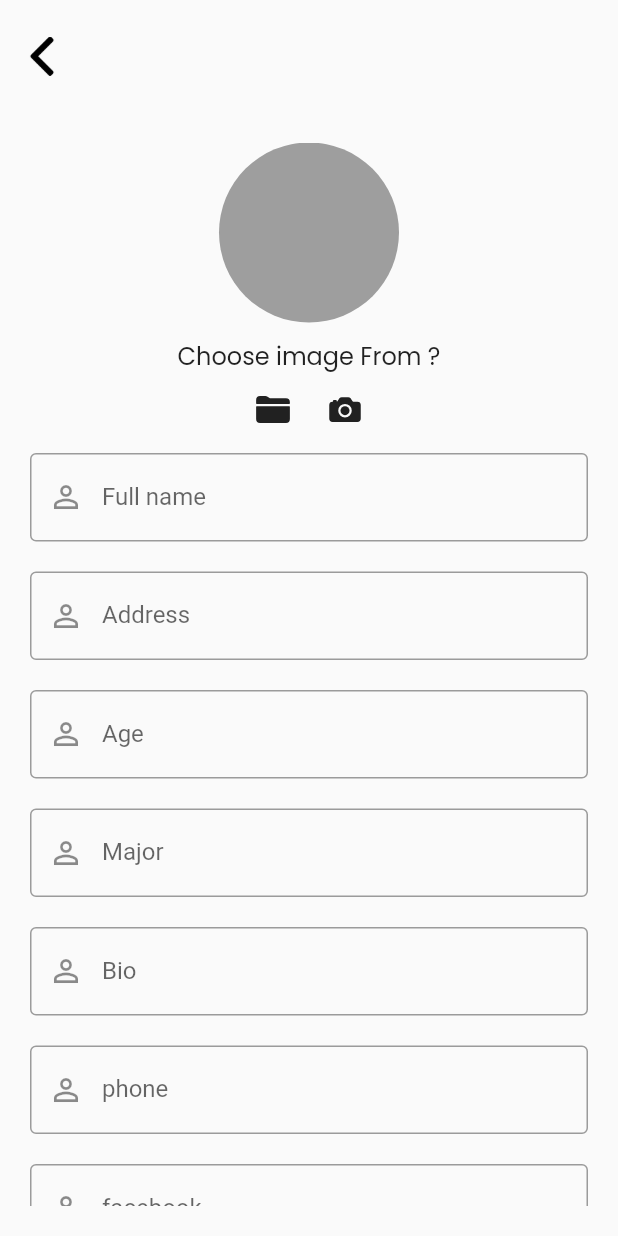
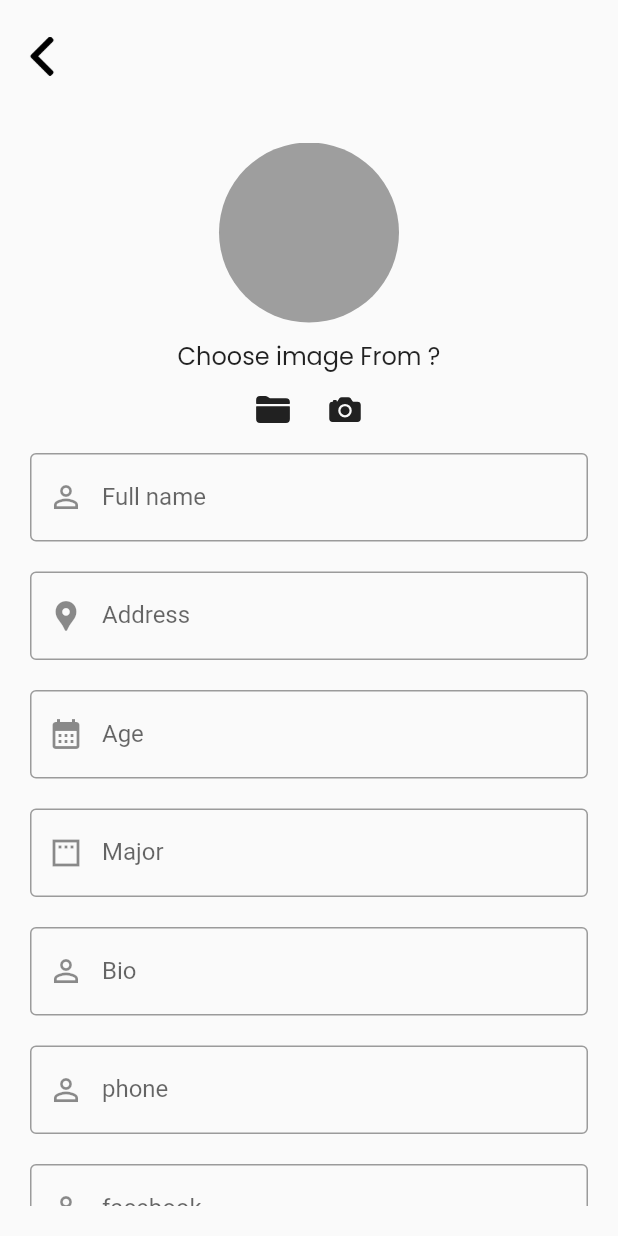
Before and after one commit to moh7dali/Jobology, a Flutter app: the personalInfo screen opened directly, after a tap on the "edit" icon, on a phone screen of 412 x 824 dp. Run offline on Flutter 3.47's test engine with Material 2 defaults, Android fonts, the phone set to English and light mode, and no system bars; our stand-ins replace cloud_firestore, firebase_auth, firebase_core, firebase_storage, flutter_speed_dial, font_awesome_flutter and 8 more; accounts and stored records are empty; network calls fail.

Commit message:
raghad update

```diff
--- a/lib/Screens/Users/peronalPage/editProfile.dart
+++ b/lib/Screens/Users/peronalPage/editProfile.dart
@@ -130,7 +130,7 @@ class _editProfileState extends State<editProfile> {
                   backgroundColor: Colors.grey,
                   backgroundImage:
                       pickedimg == null ? null : FileImage(pickedimg!)),
-              SizedBox(
+              const SizedBox(
                 height: 10,
               ),
               Column(
@@ -144,11 +144,11 @@ class _editProfileState extends State<editProfile> {
                     children: [
                       IconButton(
                         onPressed: () => funimg(ImageSource.gallery),
-                        icon: Icon(Ionicons.folder),
+                        icon: const Icon(Ionicons.folder),
                       ),
                       IconButton(
                         onPressed: () => funimg(ImageSource.camera),
-                        icon: Icon(
+                        icon: const Icon(
                           Ionicons.camera,
                         ),
                       ),
@@ -156,7 +156,7 @@ class _editProfileState extends State<editProfile> {
                   ),
                 ],
               ),
-              SizedBox(
+              const SizedBox(
                 height: 5,
               ),
               TextFormField(
@@ -172,7 +172,7 @@ class _editProfileState extends State<editProfile> {
               ),
               TextFormField(
                 decoration: const InputDecoration(
-                    prefixIcon: Icon(Icons.person_outline_outlined),
+                    prefixIcon: Icon(Icons.location_pin),
                     labelText: 'Address',
                     hintText: 'Enter your address',
                     border: OutlineInputBorder()),
@@ -183,7 +183,7 @@ class _editProfileState extends State<editProfile> {
               ),
               TextFormField(
                 decoration: const InputDecoration(
-                    prefixIcon: Icon(Icons.person_outline_outlined),
+                    prefixIcon: Icon(Icons.calendar_month),
                     labelText: 'Age',
                     hintText: 'Enter your age',
                     border: OutlineInputBorder()),
@@ -194,7 +194,7 @@ class _editProfileState extends State<editProfile> {
               ),
               TextFormField(
                 decoration: const InputDecoration(
-                    prefixIcon: Icon(Icons.person_outline_outlined),
+                    prefixIcon: Icon(Icons.padding),
                     labelText: 'Major',
                     hintText: 'Enter your major',
                     border: OutlineInputBorder()),
--- a/lib/Screens/Users/peronalPage/personalpage.dart
+++ b/lib/Screens/Users/peronalPage/personalpage.dart
@@ -200,16 +200,30 @@ class _personalInfoState extends State<personalInfo> {
                   ),
                 ),
               ),
-              Row(
-                children: [
-                  for (int i = 0; i < Skills.length; i++)
-                    Container(
-                      child: Text(Skills[i].toString()),
-                    ),
-                ],
-              ),
-              const Divider(
-                height: 40,
+              Padding(
+                padding: const EdgeInsets.all(8.0),
+                child: SingleChildScrollView(
+                  scrollDirection: Axis.horizontal,
+                  child: Row(
+                    children: [
+                      for (int i = 0; i < Skills.length; i++,)
+                        Container(
+                          margin: const EdgeInsets.all(10),
+                          padding: const EdgeInsets.all(8),
+                          decoration: BoxDecoration(
+                            borderRadius: BorderRadius.circular(20),
+                            color: containerBackgroun,
+                          ),
+                          child: Text(
+                            Skills[i].toString(),
+                            style: const TextStyle(
+                              fontSize: subTitleSize,
+                            ),
+                          ),
+                        ),
+                    ],
+                  ),
+                ),
               ),
               Container(
                 width: double.infinity,
@@ -234,16 +248,13 @@ class _personalInfoState extends State<personalInfo> {
                 ),
               ),
               Padding(
-                padding: const EdgeInsets.all(8.0),
+                padding: const EdgeInsets.all(16),
                 child: Center(
                   child: Text(
                     address,
                     style: const TextStyle(fontSize: subTitleSize),
                   ),
                 ),
-              ),
-              const Divider(
-                height: 40,
               ),
               Container(
                 width: double.infinity,
@@ -268,16 +279,13 @@ class _personalInfoState extends State<personalInfo> {
                 ),
               ),
               Padding(
-                padding: const EdgeInsets.all(8.0),
+                padding: const EdgeInsets.all(16),
                 child: Center(
                   child: Text(
                     major,
                     style: const TextStyle(fontSize: subTitleSize),
                   ),
                 ),
-              ),
-              const Divider(
-                height: 40,
               ),
             ],
           ),
```
